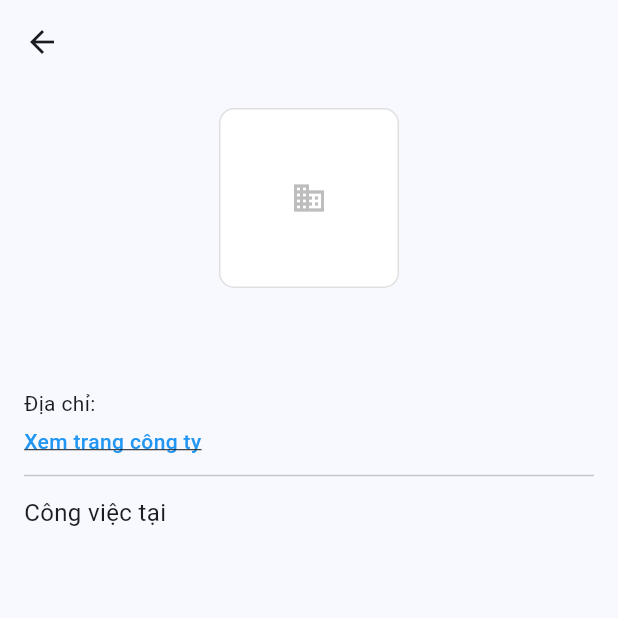
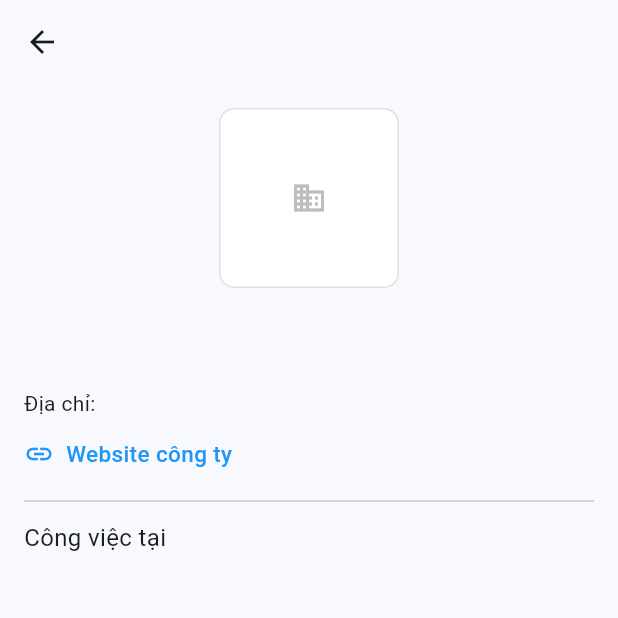
Before and after one commit to HuyVu12/resume_matching_job_detail, a Flutter app: the CompanyDetailView screen opened directly with empty values, on a phone screen of 412 x 824 dp, the top half of it. Run offline on Flutter 3.47's test engine with Material 3 defaults, Android fonts, the phone set to English and light mode, and no system bars; our stand-ins replace file_picker, firebase_core, flutter_dotenv, lottie, supabase_flutter, webview_flutter; missing offline and left inert: flutter_pdfview; accounts and stored records are empty.

Commit message:
update: change link website

```diff
--- a/lib/components/job_list/job_card.dart
+++ b/lib/components/job_list/job_card.dart
@@ -99,7 +99,7 @@ class JobCard extends StatelessWidget {
             ),
             Text(
               job_detail.match_score != null
-                  ? "${(job_detail.match_score! * 100).toStringAsFixed(1)}%"
+                  ? "${(job_detail.match_score! * 100).toStringAsFixed(2)}%"
                   : "",
               style: TextStyle(
                 color: color_decor,
--- a/lib/cores/utils.dart
+++ b/lib/cores/utils.dart
@@ -16,7 +16,7 @@ Widget _buildSectionHeader(
         const SizedBox(width: 8),
         Text(
           title,
-          maxLines: 3,
+          textAlign: TextAlign.justify,
           style: TextStyle(
             fontSize: 18,
             fontWeight: FontWeight.bold,
@@ -34,7 +34,7 @@ Widget PART_AI_1(
   void Function()? onPressed,
 ) {
   final String scoreDisplay = job_detail.match_score != null
-      ? "${(job_detail.match_score! * 100).toStringAsFixed(1)}%"
+      ? "${(job_detail.match_score! * 100).toStringAsFixed(2)}%"
       : "";
 
   final color_decor = job_detail.match_score == null
@@ -193,6 +193,7 @@ class Utils {
                             ),
                             Text(
                               general,
+                              // textAlign: TextAlign.justify,
                               style: const TextStyle(
                                 fontSize: 16,
                                 height: 1.5,
--- a/lib/views/company_detail_view.dart
+++ b/lib/views/company_detail_view.dart
@@ -76,12 +76,24 @@ class CompanyDetailView extends StatelessWidget {
                     );
                   }
                 },
-                child: const Text(
-                  "Xem trang công ty",
-                  style: TextStyle(
-                    color: Colors.blue,
-                    fontWeight: FontWeight.w500,
-                    decoration: TextDecoration.underline,
+                child: Padding(
+                  padding: const EdgeInsets.symmetric(
+                    vertical: 8.0,
+                  ), // Tăng vùng bấm
+                  child: Row(
+                    mainAxisSize: MainAxisSize.min,
+                    children: [
+                      const Icon(Icons.link, color: Colors.blue, size: 20),
+                      const SizedBox(width: 8),
+                      const Text(
+                        "Website công ty",
+                        style: TextStyle(
+                          color: Colors.blue,
+                          fontWeight: FontWeight.w500,
+                          fontSize: 15,
+                        ),
+                      ),
+                    ],
                   ),
                 ),
               ),
```
Also changed, not shown: lib/views/job_detail_view.dart (+6 -6 lines).
